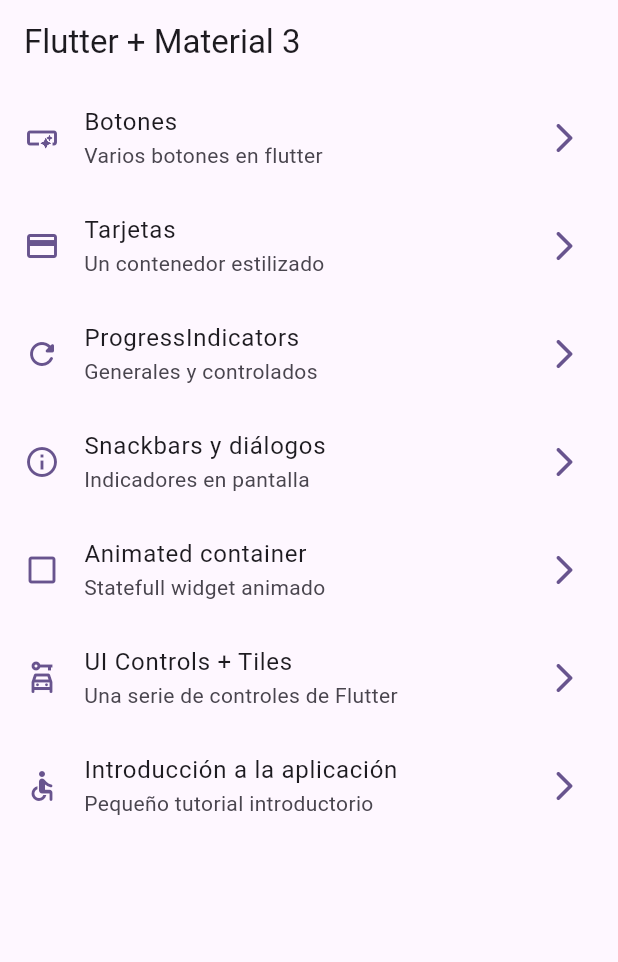
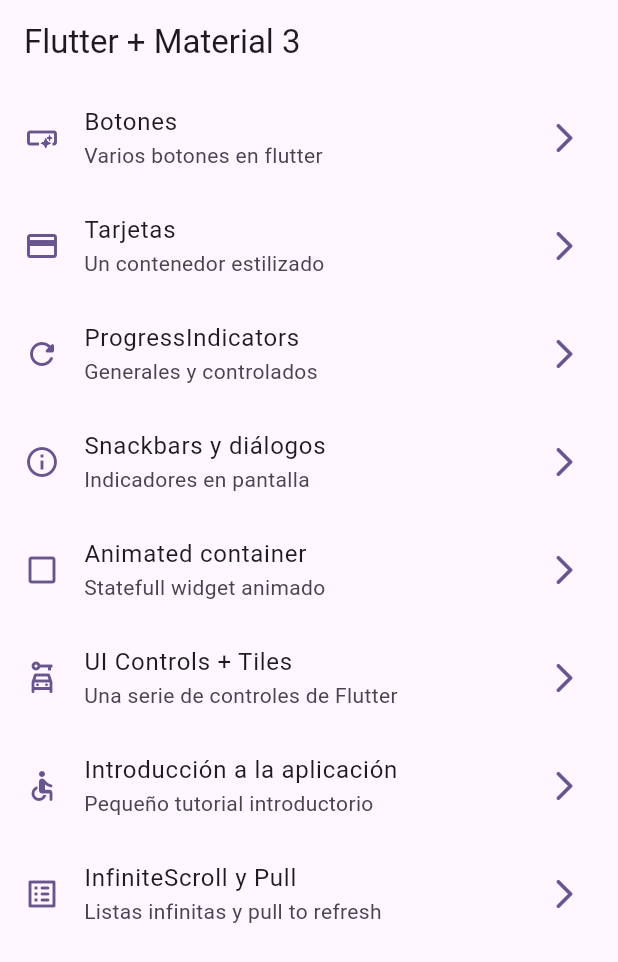
Before and after one commit to SammyCode/widgets_catalog, a Flutter app: the screen it shows after launch, on a phone screen of 412 x 824 dp. Shown: the top 962 px of the screen. Run offline on Flutter 3.47's test engine with Material 3 defaults, Android fonts, the phone set to English and light mode, and no system bars; our stand-ins replace animate_do, go_router.

Commit message:
Implemented infinite scroll screen

```diff
--- a/lib/config/menu/menu_items.dart
+++ b/lib/config/menu/menu_items.dart
@@ -49,4 +49,9 @@ const appMenuItems = <MenuItem>[
       subTitle: 'Pequeño tutorial introductorio',
       link: '/tutorial',
       icon: Icons.accessible_rounded),
+  MenuItem(
+      title: 'InfiniteScroll y Pull',
+      subTitle: 'Listas infinitas y pull to refresh',
+      link: '/infinite',
+      icon: Icons.list_alt_rounded),
 ];
--- a/lib/config/router/app_router.dart
+++ b/lib/config/router/app_router.dart
@@ -43,5 +43,10 @@ final appRouter = GoRouter(
       name: AppTutorialScreen.name,
       builder: (context, state) => const AppTutorialScreen(),
     ),
+    GoRoute(
+      path: '/infinite',
+      name: InfiniteScrollScreen.name,
+      builder: (context, state) => const InfiniteScrollScreen(),
+    ),
   ],
 );
```
Also changed, not shown: lib/presentation/screens/infinite_scroll/infinite_scroll_screen.dart (+80 -2 lines).
